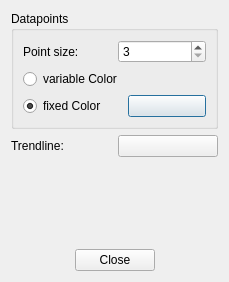
fsoos74/su, file CrossplotViewer/crossplotviewerdisplayoptionsdialog.ui: the form before one commit.
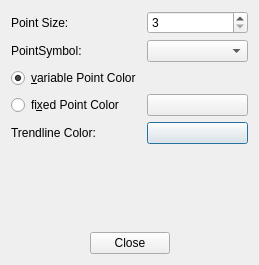
The form after the commit. Icons and pictures are not drawn. Custom widgets are drawn as their Qt base class.

The edit to the form file:
```diff
--- a/CrossplotViewer/crossplotviewerdisplayoptionsdialog.ui
+++ b/CrossplotViewer/crossplotviewerdisplayoptionsdialog.ui
@@ -6,8 +6,8 @@
    <rect>
     <x>0</x>
     <y>0</y>
-    <width>229</width>
-    <height>282</height>
+    <width>259</width>
+    <height>265</height>
    </rect>
   </property>
   <property name="windowTitle">
@@ -17,15 +17,49 @@
    <iconset resource="icons.qrc">
     <normaloff>:/icons/images/logo_fs_64x64.png</normaloff>:/icons/images/logo_fs_64x64.png</iconset>
   </property>
-  <layout class="QVBoxLayout" name="verticalLayout_2">
-   <item>
-    <widget class="QGroupBox" name="groupBox">
-     <property name="title">
-      <string>Datapoints</string>
-     </property>
      <layout class="QVBoxLayout" name="verticalLayout">
       <item>
        <layout class="QGridLayout" name="gridLayout">
+     <item row="3" column="0">
+      <widget class="QRadioButton" name="rbFixedColor">
+       <property name="text">
+        <string>fi&amp;xed Point Color</string>
+       </property>
+       <property name="checked">
+        <bool>false</bool>
+       </property>
+       <attribute name="buttonGroup">
+        <string notr="true">buttonGroup</string>
+       </attribute>
+      </widget>
+     </item>
+     <item row="4" column="1">
+      <widget class="ColorButton" name="cbTrendlineColor">
+       <property name="text">
+        <string/>
+       </property>
+      </widget>
+     </item>
+     <item row="4" column="0">
+      <widget class="QLabel" name="label_2">
+       <property name="text">
+        <string>Trendline Color:</string>
+       </property>
+      </widget>
+     </item>
+     <item row="2" column="0">
+      <widget class="QRadioButton" name="rbVarColor">
+       <property name="text">
+        <string>&amp;variable Point Color</string>
+       </property>
+       <property name="checked">
+        <bool>true</bool>
+       </property>
+       <attribute name="buttonGroup">
+        <string notr="true">buttonGroup</string>
+       </attribute>
+      </widget>
+     </item>
         <item row="0" column="1">
          <widget class="QSpinBox" name="sbDatapointSize">
           <property name="minimum">
@@ -37,66 +71,28 @@
          </widget>
         </item>
         <item row="0" column="0">
-         <widget class="QLabel" name="label">
+      <widget class="QLabel" name="label_3">
           <property name="text">
-           <string>Point size:</string>
+        <string>Point Size:</string>
           </property>
          </widget>
         </item>
-       </layout>
-      </item>
-      <item>
-       <layout class="QGridLayout" name="gridLayout_2">
-        <item row="0" column="0">
-         <widget class="QRadioButton" name="rbVarColor">
+     <item row="3" column="1">
+      <widget class="ColorButton" name="cbFixColor">
           <property name="text">
-           <string>variable Color</string>
-          </property>
-          <attribute name="buttonGroup">
-           <string notr="true">buttonGroup</string>
-          </attribute>
+        <string/>
+       </property>
          </widget>
         </item>
         <item row="1" column="0">
-         <widget class="QRadioButton" name="rbFixedColor">
+      <widget class="QLabel" name="label">
           <property name="text">
-           <string>fixed Color</string>
-          </property>
-          <property name="checked">
-           <bool>true</bool>
-          </property>
-          <attribute name="buttonGroup">
-           <string notr="true">buttonGroup</string>
-          </attribute>
+        <string>PointSymbol:</string>
+       </property>
          </widget>
         </item>
         <item row="1" column="1">
-         <widget class="ColorButton" name="cbFixColor">
-          <property name="text">
-           <string/>
-          </property>
-         </widget>
-        </item>
-       </layout>
-      </item>
-     </layout>
-    </widget>
-   </item>
-   <item>
-    <layout class="QHBoxLayout" name="horizontalLayout_2">
-     <item>
-      <widget class="QLabel" name="label_2">
-       <property name="text">
-        <string>Trendline:</string>
-       </property>
-      </widget>
-     </item>
-     <item>
-      <widget class="ColorButton" name="cbTrendlineColor">
-       <property name="text">
-        <string/>
-       </property>
-      </widget>
+      <widget class="QComboBox" name="cbSymbol"/>
      </item>
     </layout>
    </item>
```
Left out of the diff: 6 changed lines with no effect on the pictures. Lines whose indentation alone changed are shown as unchanged.
